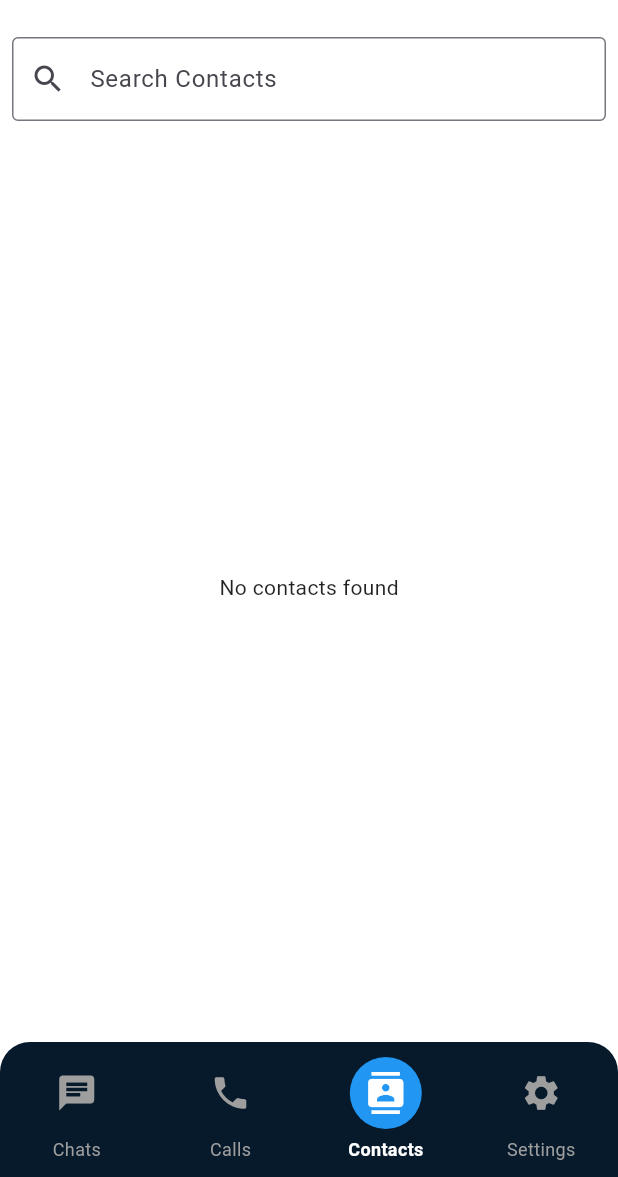
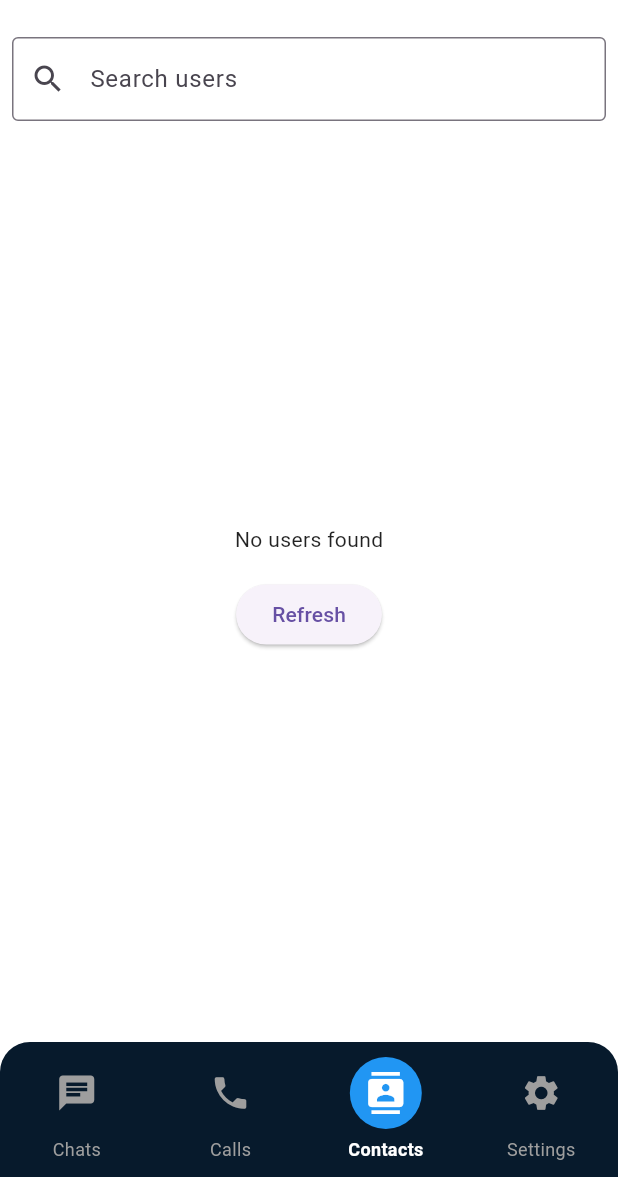
Before and after one commit to AGaafar7/LingoWise, a Flutter app: the screen it shows once a user with an empty profile is signed in, item 3 of the bottom bar chosen, on a phone screen of 412 x 824 dp, the part 59-1236 px from its top. Run offline on Flutter 3.47's test engine with Material 3 defaults, Android fonts, the phone set to English and light mode, and no system bars; our stand-ins replace cloud_firestore, dio, firebase_auth, firebase_core, fl_chart, flutter_contacts and 3 more; missing offline and left inert: agora_rtc_engine, flutter_sound, pay, stream_chat_flutter; accounts and stored records are empty; statements that could not run were skipped; project files that could hold a hidden picture were left out.

Commit message:
adding app icon and trying a fix for contacts

```diff
--- a/lib/screens/contact_screen.dart
+++ /dev/null
@@ -1,107 +0,0 @@
-import 'package:flutter/material.dart';
-import 'package:flutter_contacts/flutter_contacts.dart';
-import 'package:permission_handler/permission_handler.dart';
-
-class ContactScreen extends StatefulWidget {
-  const ContactScreen({super.key});
-
-  @override
-  _ContactScreenState createState() => _ContactScreenState();
-}
-
-class _ContactScreenState extends State<ContactScreen> {
-  List<Contact> _contacts = [];
-  List<Contact> _filteredContacts = [];
-  bool _isLoading = true;
-  final TextEditingController _searchController = TextEditingController();
-
-  @override
-  void initState() {
-    super.initState();
-    _requestPermissionAndLoadContacts();
-    _searchController.addListener(_filterContacts);
-  }
-
-  Future<void> _requestPermissionAndLoadContacts() async {
-    if (await Permission.contacts.request().isGranted) {
-      _loadContacts();
-    } else {
-      setState(() => _isLoading = false);
-    }
-  }
-
-  Future<void> _loadContacts() async {
-    List<Contact> contacts = await FlutterContacts.getContacts(
-      withProperties: true,
-    );
-    setState(() {
-      _contacts = contacts;
-      _filteredContacts = contacts;
-      _isLoading = false;
-    });
-  }
-
-  void _filterContacts() {
-    String query = _searchController.text.toLowerCase();
-    setState(() {
-      _filteredContacts =
-          _contacts.where((contact) {
-            return contact.displayName.toLowerCase().contains(query);
-          }).toList();
-    });
-  }
-
-  @override
-  Widget build(BuildContext context) {
-    return Scaffold(
-      appBar: AppBar(title: const Text('Contacts')),
-      body:
-          _isLoading
-              ? const Center(child: CircularProgressIndicator())
-              : Column(
-                children: [
-                  Padding(
-                    padding: const EdgeInsets.all(8.0),
-                    child: TextField(
-                      controller: _searchController,
-                      decoration: const InputDecoration(
-                        labelText: 'Search Contacts',
-                        prefixIcon: Icon(Icons.search),
-                        border: OutlineInputBorder(),
-                      ),
-                    ),
-                  ),
-                  Expanded(
-                    child:
-                        _filteredContacts.isEmpty
-                            ? const Center(child: Text('No contacts found'))
-                            : ListView.builder(
-                              itemCount: _filteredContacts.length,
-                              itemBuilder: (context, index) {
-                                final contact = _filteredContacts[index];
-                                return ListTile(
-                                  title: Text(contact.displayName),
-                                  subtitle: Text(
-                                    contact.phones.isNotEmpty
-                                        ? contact.phones.first.number
-                                        : 'No phone number',
-                                  ),
-                                  leading:
-                                      contact.photo == null
-                                          ? CircleAvatar(
-                                            child: Text(contact.displayName[0]),
-                                          )
-                                          : CircleAvatar(
-                                            backgroundImage: MemoryImage(
-                                              contact.photo!,
-                                            ),
-                                          ),
-                                );
-                              },
-                            ),
-                  ),
-                ],
-              ),
-    );
-  }
-}
--- a/lib/screens/home_screen.dart
+++ b/lib/screens/home_screen.dart
@@ -278,6 +278,6 @@ class DirectMessagesTab extends StatelessWidget {
 
   @override
   Widget build(BuildContext context) {
-    return const ContactsScreen();
+    return ContactsScreen();
   }
 }
--- a/lib/screens/main_screen.dart
+++ b/lib/screens/main_screen.dart
@@ -37,7 +37,7 @@ class _MainScreenState extends State<MainScreen> {
   final List<Widget> screens = [
     const ChatMainScreen(),
     const CallsScreen(),
-    const ContactScreen(),
+    ContactsScreen(),
     const SettingsScreen(),
   ];
 
--- a/lib/screens/screens.dart
+++ b/lib/screens/screens.dart
@@ -8,7 +8,7 @@ export 'settings/last_seen_control.dart';
 export 'settings/app_lock_screen.dart';
 export 'settings/chat/chat_control_screen.dart';
 export 'settings/help/help_screen.dart';
-export 'contact_screen.dart';
+export 'contacts_screen.dart';
 export 'main_chat_screen.dart';
 export 'auth/login_screen.dart';
 export 'auth/register_screen.dart';
```
Also changed, not shown: lib/screens/contacts_screen.dart (+38 -35 lines), lib/screens/main_chat_screen.dart (+17 -11 lines), lib/services/contacts_service.dart (+108 -51 lines), 5 other files.
